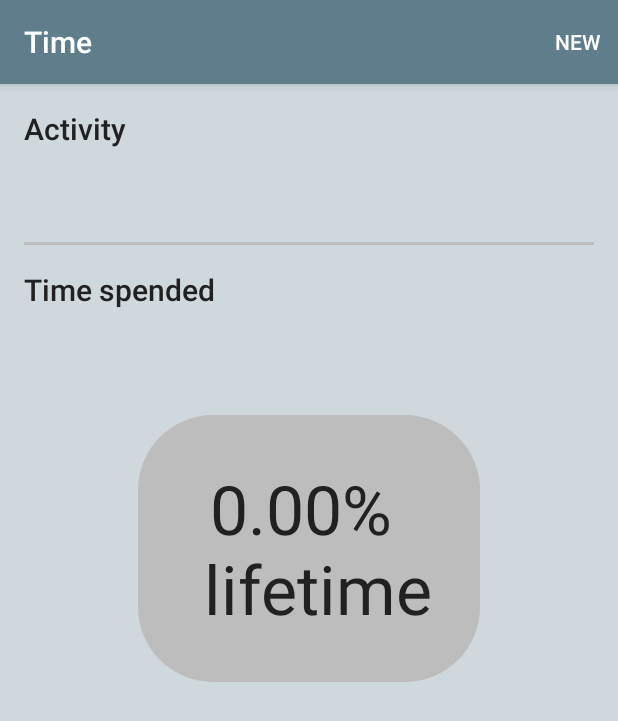
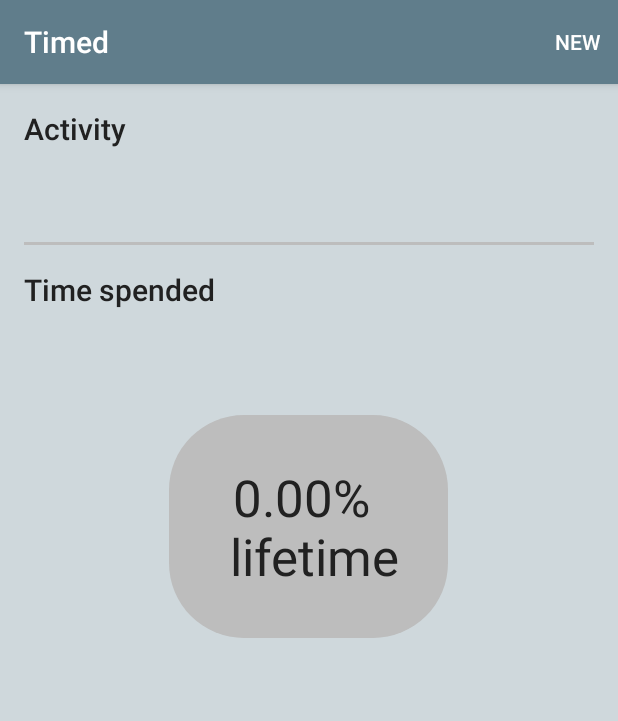
Before and after one commit to ricocaribe/CheckYourTime, an Android app: the ResultActivity screen opened directly, with no data from a screen before it, on a phone screen of 412 x 824 dp. Shown: the top 721 px of the screen. Run offline under Robolectric (Android 15) with nearby library versions, the phone set to English and light mode, and no system bars; our stand-ins replace AdMob; plain views replace NativeExpressAdView; 4 statements that could not run were skipped.

```diff
--- a/app/src/main/java/com/jmrp/checkyourtime/MainActivity.java
+++ b/app/src/main/java/com/jmrp/checkyourtime/MainActivity.java
@@ -399,6 +399,8 @@ public class MainActivity extends AppCompatActivity {
         spinner_duration.setSelection(0);
         spinner_time_interval.setSelection(0);
         spinner_units.setSelection(0);
+
+        mFirebaseAnalytics.logEvent("clear_form", null);
     }
 
 
--- a/app/src/main/java/com/jmrp/checkyourtime/ResultActivity.java
+++ b/app/src/main/java/com/jmrp/checkyourtime/ResultActivity.java
@@ -12,17 +12,21 @@ import android.widget.TextView;
 import com.google.android.gms.ads.AdListener;
 import com.google.android.gms.ads.AdRequest;
 import com.google.android.gms.ads.NativeExpressAdView;
+import com.google.firebase.analytics.FirebaseAnalytics;
 
 import java.util.concurrent.TimeUnit;
 
 public class ResultActivity extends AppCompatActivity {
 
     private NativeExpressAdView mNativeExpressAdView;
+    private FirebaseAnalytics mFirebaseAnalytics;
 
     @Override
     protected void onCreate(Bundle savedInstanceState) {
         super.onCreate(savedInstanceState);
         setContentView(R.layout.activity_result);
+
+        mFirebaseAnalytics = FirebaseAnalytics.getInstance(this);
 
         mNativeExpressAdView = (NativeExpressAdView) findViewById(R.id.adViewNative);
         AdRequest request = new AdRequest.Builder().build();//.addTestDevice("32A296D5FA19CA4B7400E595FEE254E4")
@@ -122,6 +126,8 @@ public class ResultActivity extends AppCompatActivity {
     }
 
     private void newActivity(){
+        mFirebaseAnalytics.logEvent("new_form", null);
+
         startActivity(new Intent(ResultActivity.this, MainActivity.class));
     }
 
--- a/app/src/main/res/layout/activity_result.xml
+++ b/app/src/main/res/layout/activity_result.xml
@@ -65,13 +65,13 @@
             android:gravity="center"
             android:padding="@dimen/activity_title_action_margin"
             android:background="@drawable/circle_shape"
-            android:textAppearance="@style/Base.TextAppearance.AppCompat.Display2"/>
+            android:textAppearance="@style/Base.TextAppearance.AppCompat.Display1"/>
 
     </RelativeLayout>
 
     <com.google.android.gms.ads.NativeExpressAdView
         android:id="@+id/adViewNative"
-        android:layout_width="wrap_content"
+        android:layout_width="match_parent"
         android:layout_height="wrap_content"
         android:layout_gravity="bottom"
         ads:adUnitId="@string/native_ad_unit_id"
--- a/app/src/main/res/values/strings.xml
+++ b/app/src/main/res/values/strings.xml
@@ -1,5 +1,5 @@
 <resources>
-    <string name="app_name">Time</string>
+    <string name="app_name">Timed</string>
 
     <string name="action_hint">Activity</string>
     <string name="birthdatre_hint">Birthdate</string>
```
Also changed, not shown: app/src/main/res/mipmap-hdpi/ic_launcher.png, app/src/main/res/mipmap-hdpi/ic_launcher_round.png, app/src/main/res/mipmap-mdpi/ic_launcher.png, app/src/main/res/mipmap-mdpi/ic_launcher_round.png, app/src/main/res/mipmap-xhdpi/ic_launcher.png, app/src/main/res/mipmap-xhdpi/ic_launcher_round.png, app/src/main/res/mipmap-xxhdpi/ic_launcher.png, app/src/main/res/mipmap-xxhdpi/ic_launcher_round.png, app/src/main/res/mipmap-xxxhdpi/ic_launcher.png, app/src/main/res/mipmap-xxxhdpi/ic_launcher_round.png, 1 other file.
